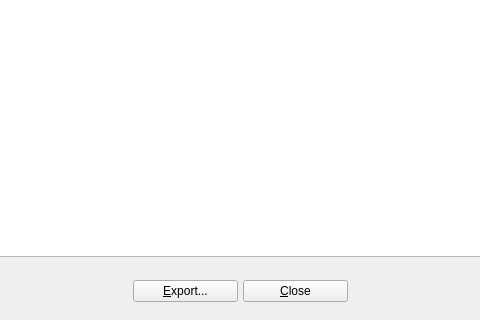
textbrowser/biblioteq, file UI/biblioteq_photographview.ui: the form before one commit; both pictures show x 160 to 640 and y 280 to 600 of the 800 by 600 pixel window.
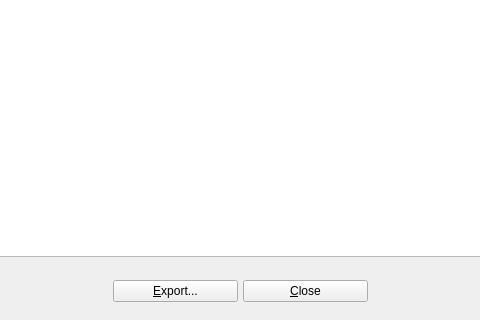
The form after the commit. Icons and pictures are not drawn.

What changed in the file:
```diff
--- a/UI/biblioteq_photographview.ui
+++ b/UI/biblioteq_photographview.ui
@@ -152,7 +152,7 @@
        <widget class="QPushButton" name="exportItem">
         <property name="minimumSize">
          <size>
-          <width>105</width>
+          <width>125</width>
           <height>0</height>
          </size>
         </property>
@@ -169,7 +169,7 @@
        <widget class="QPushButton" name="closeButton">
         <property name="minimumSize">
          <size>
-          <width>105</width>
+          <width>125</width>
           <height>0</height>
          </size>
         </property>
```
Left out of the diff: 52 changed lines with no effect on the pictures.
